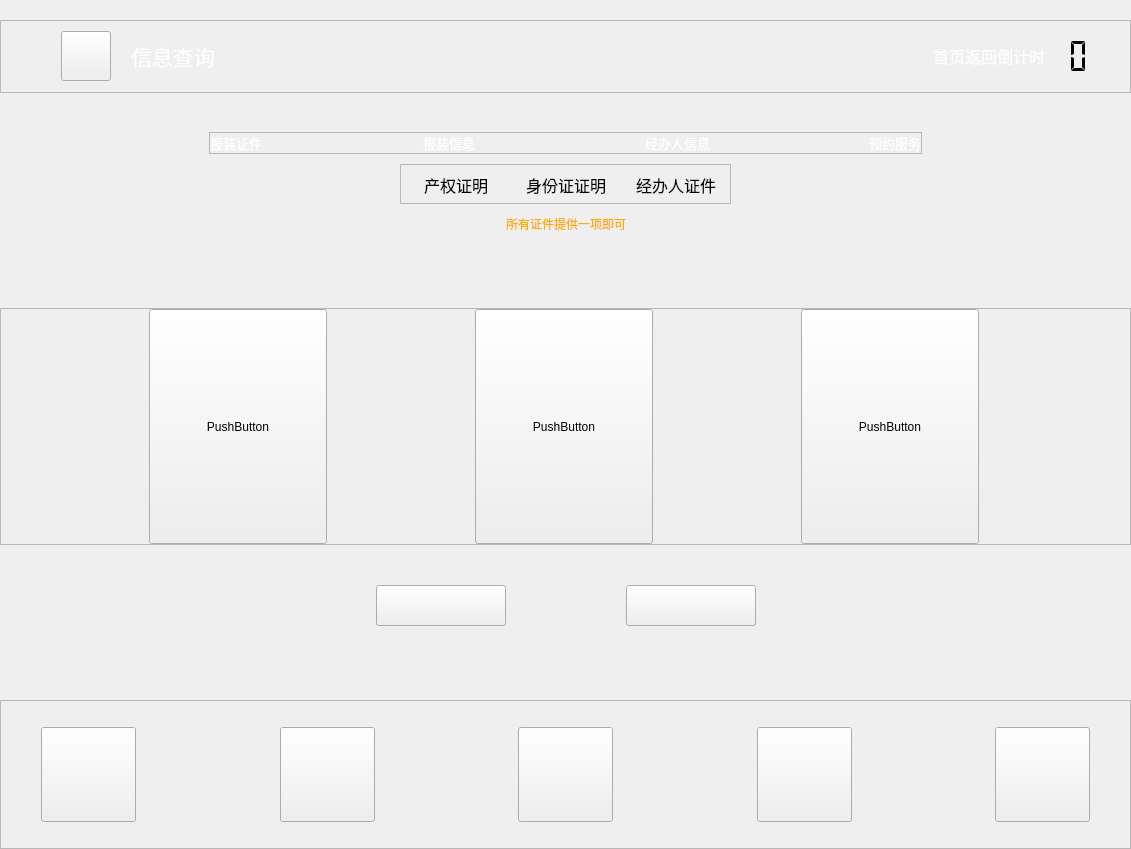
This is ykgl/jmsh1.ui in along-wds/jiaofeiji_ykgl as Qt 5 draws it before an edit. The edited form follows.
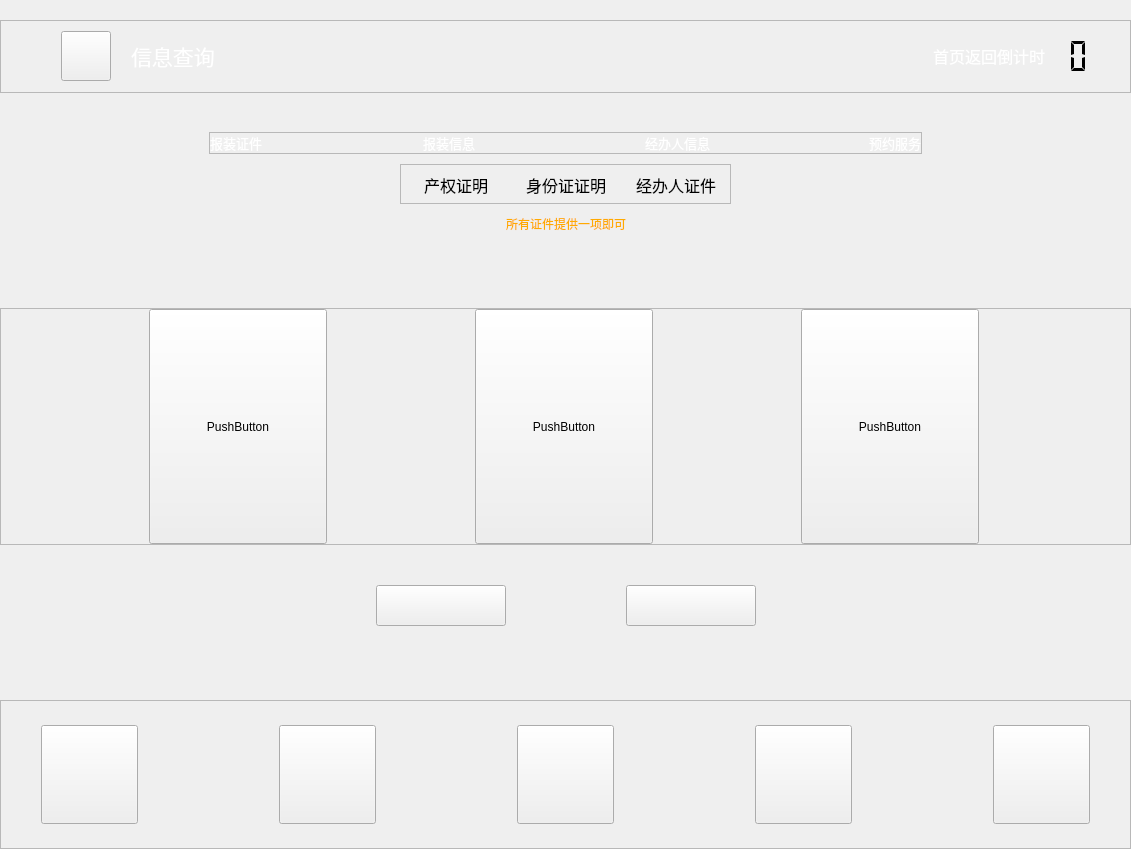
This is the edited form. Icons and pictures are not drawn.

What changed in the file:
```diff
--- a/ykgl/jmsh1.ui
+++ b/ykgl/jmsh1.ui
@@ -1117,14 +1117,14 @@
         </property>
         <property name="minimumSize">
          <size>
-          <width>95</width>
-          <height>95</height>
+          <width>97</width>
+          <height>99</height>
          </size>
         </property>
         <property name="maximumSize">
          <size>
-          <width>95</width>
-          <height>95</height>
+          <width>97</width>
+          <height>99</height>
          </size>
         </property>
         <property name="focusPolicy">
@@ -1145,14 +1145,14 @@
         </property>
         <property name="minimumSize">
          <size>
-          <width>95</width>
-          <height>95</height>
+          <width>97</width>
+          <height>99</height>
          </size>
         </property>
         <property name="maximumSize">
          <size>
-          <width>95</width>
-          <height>95</height>
+          <width>97</width>
+          <height>99</height>
          </size>
         </property>
         <property name="focusPolicy">
@@ -1189,14 +1189,14 @@
         </property>
         <property name="minimumSize">
          <size>
-          <width>95</width>
-          <height>95</height>
+          <width>97</width>
+          <height>99</height>
          </size>
         </property>
         <property name="maximumSize">
          <size>
-          <width>95</width>
-          <height>95</height>
+          <width>97</width>
+          <height>99</height>
          </size>
         </property>
         <property name="focusPolicy">
@@ -1217,14 +1217,14 @@
         </property>
         <property name="minimumSize">
          <size>
-          <width>95</width>
-          <height>95</height>
+          <width>97</width>
+          <height>99</height>
          </size>
         </property>
         <property name="maximumSize">
          <size>
-          <width>95</width>
-          <height>95</height>
+          <width>97</width>
+          <height>99</height>
          </size>
         </property>
         <property name="focusPolicy">
@@ -1248,14 +1248,14 @@
         </property>
         <property name="minimumSize">
          <size>
-          <width>95</width>
-          <height>95</height>
+          <width>97</width>
+          <height>99</height>
          </size>
         </property>
         <property name="maximumSize">
          <size>
-          <width>95</width>
-          <height>95</height>
+          <width>97</width>
+          <height>99</height>
          </size>
         </property>
         <property name="focusPolicy">
```
